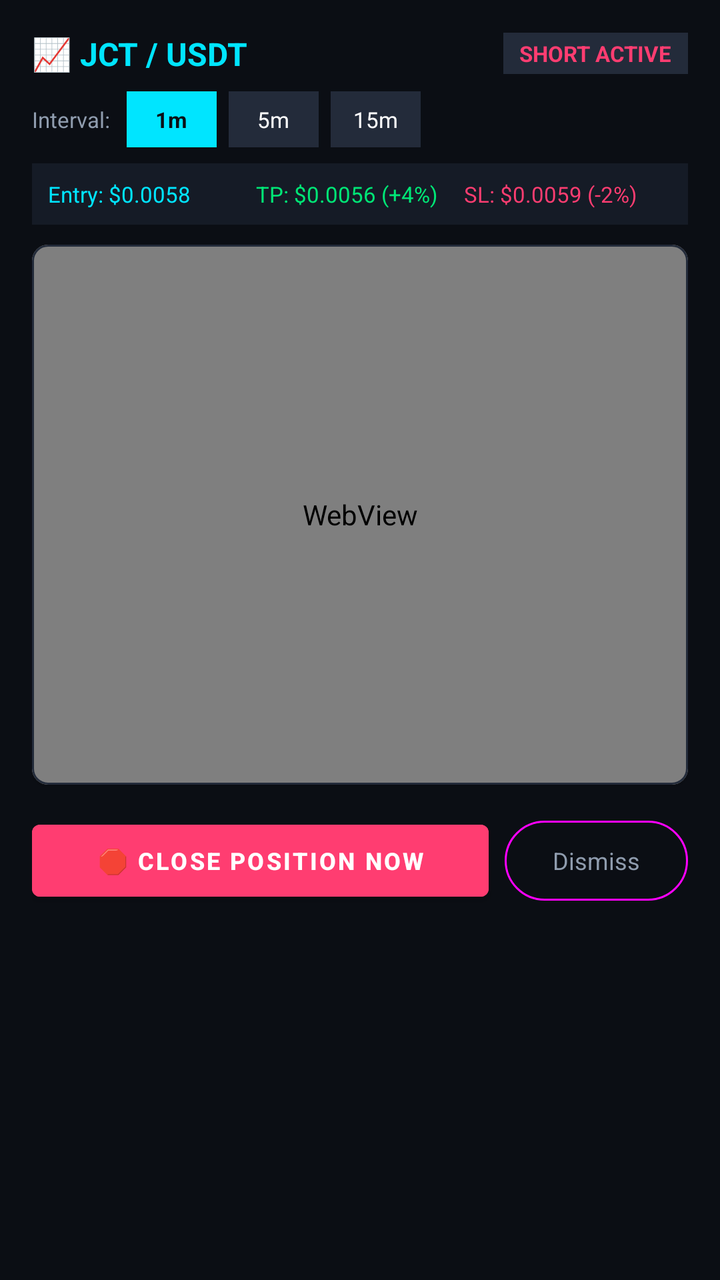
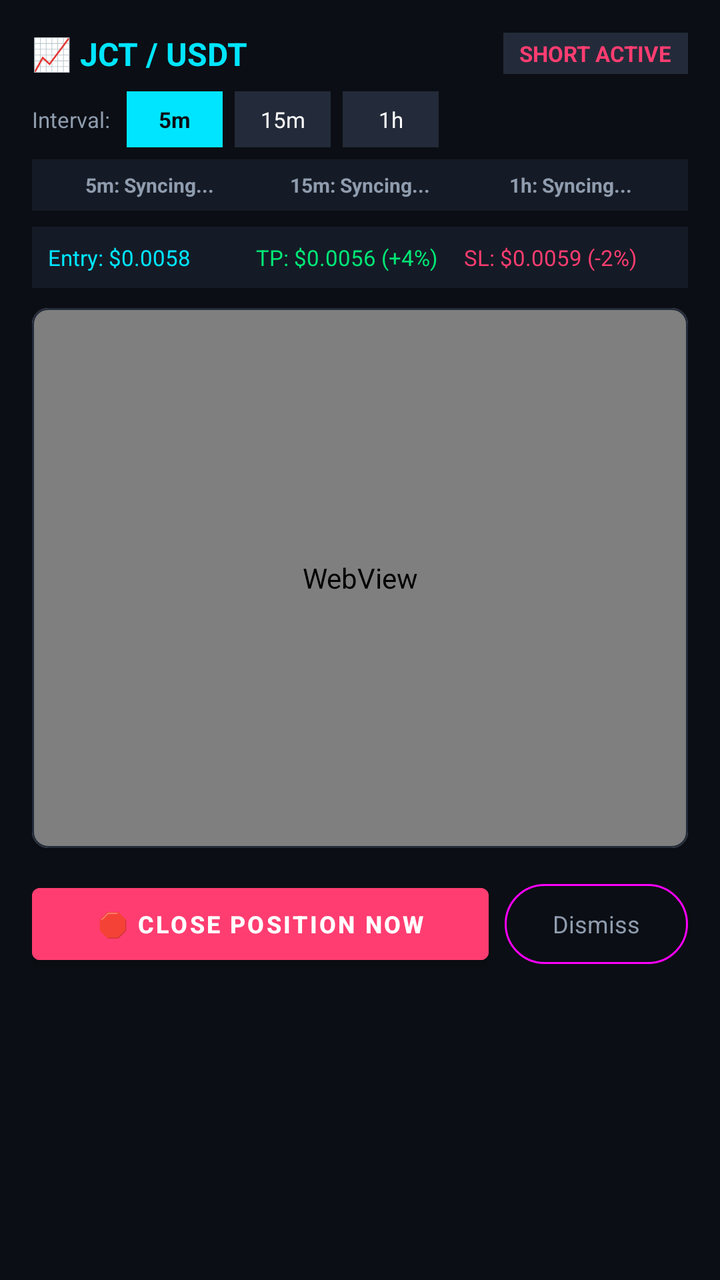

An Android layout rendered at two revisions. The XML below is the earlier revision; the diff shows what the commit changed to produce the second picture.
<!-- AndroidManifest.xml: application theme Theme.CryptoSentinel -->
<!-- res/layout/dialog_chart.xml -->
<?xml version="1.0" encoding="utf-8"?>
<LinearLayout xmlns:android="http://schemas.android.com/apk/res/android"
    xmlns:app="http://schemas.android.com/apk/res-auto"
    android:layout_width="match_parent"
    android:layout_height="wrap_content"
    android:background="@color/bg_dark"
    android:orientation="vertical"
    android:padding="16dp">

    
    <LinearLayout
        android:layout_width="match_parent"
        android:layout_height="wrap_content"
        android:gravity="center_vertical"
        android:orientation="horizontal">

        <TextView
            android:id="@+id/tvChartTitle"
            android:layout_width="0dp"
            android:layout_height="wrap_content"
            android:layout_weight="1"
            android:text="📈 JCT / USDT"
            android:textColor="@color/primary_cyan"
            android:textSize="16sp"
            android:textStyle="bold" />

        <TextView
            android:id="@+id/tvChartStatus"
            android:layout_width="wrap_content"
            android:layout_height="wrap_content"
            android:background="@color/card_border"
            android:paddingHorizontal="8dp"
            android:paddingVertical="3dp"
            android:text="SHORT ACTIVE"
            android:textColor="@color/neon_red"
            android:textSize="11sp"
            android:textStyle="bold" />
    </LinearLayout>

    
    <LinearLayout
        android:layout_width="match_parent"
        android:layout_height="wrap_content"
        android:layout_marginTop="8dp"
        android:gravity="center_vertical"
        android:orientation="horizontal">

        <TextView
            android:layout_width="wrap_content"
            android:layout_height="wrap_content"
            android:layout_marginEnd="8dp"
            android:text="Interval:"
            android:textColor="@color/text_dim"
            android:textSize="11sp" />

        <TextView
            android:id="@+id/btnTf1m"
            android:layout_width="45dp"
            android:layout_height="28dp"
            android:layout_marginEnd="6dp"
            android:background="@color/primary_cyan"
            android:gravity="center"
            android:text="1m"
            android:textColor="@color/bg_dark"
            android:textSize="11sp"
            android:textStyle="bold" />

        <TextView
            android:id="@+id/btnTf5m"
            android:layout_width="45dp"
            android:layout_height="28dp"
            android:layout_marginEnd="6dp"
            android:background="@color/card_border"
            android:gravity="center"
            android:text="5m"
            android:textColor="@color/text_white"
            android:textSize="11sp" />

        <TextView
            android:id="@+id/btnTf15m"
            android:layout_width="45dp"
            android:layout_height="28dp"
            android:background="@color/card_border"
            android:gravity="center"
            android:text="15m"
            android:textColor="@color/text_white"
            android:textSize="11sp" />
    </LinearLayout>

    
    <LinearLayout
        android:layout_width="match_parent"
        android:layout_height="wrap_content"
        android:layout_marginTop="8dp"
        android:background="@color/card_bg"
        android:orientation="horizontal"
        android:padding="8dp">

        <TextView
            android:id="@+id/tvChartEntry"
            android:layout_width="0dp"
            android:layout_height="wrap_content"
            android:layout_weight="1"
            android:text="Entry: $0.0058"
            android:textColor="@color/primary_cyan"
            android:textSize="11sp" />

        <TextView
            android:id="@+id/tvChartTp"
            android:layout_width="0dp"
            android:layout_height="wrap_content"
            android:layout_weight="1"
            android:text="TP: $0.0056 (+4%)"
            android:textColor="@color/neon_green"
            android:textSize="11sp" />

        <TextView
            android:id="@+id/tvChartSl"
            android:layout_width="0dp"
            android:layout_height="wrap_content"
            android:layout_weight="1"
            android:text="SL: $0.0059 (-2%)"
            android:textColor="@color/neon_red"
            android:textSize="11sp" />
    </LinearLayout>

    
    <com.google.android.material.card.MaterialCardView
        android:layout_width="match_parent"
        android:layout_height="270dp"
        android:layout_marginTop="10dp"
        app:cardBackgroundColor="@color/card_bg"
        app:cardCornerRadius="8dp"
        app:strokeColor="@color/card_border"
        app:strokeWidth="1dp">

        <WebView
            android:id="@+id/webViewChart"
            android:layout_width="match_parent"
            android:layout_height="match_parent" />
    </com.google.android.material.card.MaterialCardView>

    
    <LinearLayout
        android:layout_width="match_parent"
        android:layout_height="wrap_content"
        android:layout_marginTop="14dp"
        android:orientation="horizontal">

        <com.google.android.material.button.MaterialButton
            android:id="@+id/btnClosePosition"
            android:layout_width="0dp"
            android:layout_height="wrap_content"
            android:layout_marginEnd="8dp"
            android:layout_weight="1"
            android:backgroundTint="@color/neon_red"
            android:text="🛑 Close Position Now"
            android:textColor="@color/text_white"
            android:textSize="12sp"
            android:textStyle="bold" />

        <com.google.android.material.button.MaterialButton
            android:id="@+id/btnDismissChart"
            style="@style/Widget.Material3.Button.OutlinedButton"
            android:layout_width="wrap_content"
            android:layout_height="wrap_content"
            android:text="Dismiss"
            android:textColor="@color/text_dim"
            android:textSize="12sp" />
    </LinearLayout>

</LinearLayout>
<!-- resources referenced by this layout -->
<resources>
  <color name="bg_dark">#0B0E14</color>
  <color name="card_bg">#151B26</color>
  <color name="card_border">#232B3A</color>
  <color name="neon_green">#00E676</color>
  <color name="neon_red">#FF3D71</color>
  <color name="primary_cyan">#00E5FF</color>
  <color name="text_dim">#8F9CAE</color>
  <color name="text_white">#FFFFFF</color>
  <style name="Theme.CryptoSentinel" parent="Theme.MaterialComponents.DayNight.NoActionBar">
          <item name="colorPrimary">@color/primary_cyan</item>
          <item name="colorPrimaryVariant">@color/primary_cyan</item>
          <item name="colorOnPrimary">@color/bg_dark</item>
          <item name="android:windowBackground">@color/bg_dark</item>
          <item name="android:statusBarColor">@color/bg_dark</item>
          <item name="android:navigationBarColor">@color/bg_dark</item>
      </style>
</resources>

<!-- the commit's change to res/layout/dialog_chart.xml (unified diff, before → after) -->
@@ -54,37 +54,82 @@
             android:textSize="11sp" />
 
         <TextView
-            android:id="@+id/btnTf1m"
-            android:layout_width="45dp"
+            android:id="@+id/btnTf5m"
+            android:layout_width="48dp"
             android:layout_height="28dp"
             android:layout_marginEnd="6dp"
             android:background="@color/primary_cyan"
             android:gravity="center"
-            android:text="1m"
+            android:text="5m"
             android:textColor="@color/bg_dark"
             android:textSize="11sp"
             android:textStyle="bold" />
 
         <TextView
-            android:id="@+id/btnTf5m"
-            android:layout_width="45dp"
+            android:id="@+id/btnTf15m"
+            android:layout_width="48dp"
             android:layout_height="28dp"
             android:layout_marginEnd="6dp"
             android:background="@color/card_border"
             android:gravity="center"
-            android:text="5m"
+            android:text="15m"
             android:textColor="@color/text_white"
             android:textSize="11sp" />
 
         <TextView
-            android:id="@+id/btnTf15m"
-            android:layout_width="45dp"
+            android:id="@+id/btnTf1h"
+            android:layout_width="48dp"
             android:layout_height="28dp"
             android:background="@color/card_border"
             android:gravity="center"
-            android:text="15m"
+            android:text="1h"
             android:textColor="@color/text_white"
             android:textSize="11sp" />
+    </LinearLayout>
+
+    
+    <LinearLayout
+        android:id="@+id/layoutMacdMonitor"
+        android:layout_width="match_parent"
+        android:layout_height="wrap_content"
+        android:layout_marginTop="6dp"
+        android:background="@color/card_bg"
+        android:gravity="center_vertical"
+        android:orientation="horizontal"
+        android:padding="6dp">
+
+        <TextView
+            android:id="@+id/tvMacdBadge5m"
+            android:layout_width="0dp"
+            android:layout_height="wrap_content"
+            android:layout_weight="1"
+            android:gravity="center"
+            android:text="5m: Syncing..."
+            android:textColor="@color/text_dim"
+            android:textSize="10sp"
+            android:textStyle="bold" />
+
+        <TextView
+            android:id="@+id/tvMacdBadge15m"
+            android:layout_width="0dp"
+            android:layout_height="wrap_content"
+            android:layout_weight="1"
+            android:gravity="center"
+            android:text="15m: Syncing..."
+            android:textColor="@color/text_dim"
+            android:textSize="10sp"
+            android:textStyle="bold" />
+
+        <TextView
+            android:id="@+id/tvMacdBadge1h"
+            android:layout_width="0dp"
+            android:layout_height="wrap_content"
+            android:layout_weight="1"
+            android:gravity="center"
+            android:text="1h: Syncing..."
+            android:textColor="@color/text_dim"
+            android:textSize="10sp"
+            android:textStyle="bold" />
     </LinearLayout>
 
     
